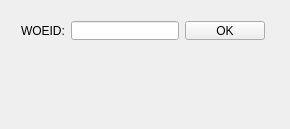
Above: mainwindow.ui from Geremia/Weather before the change. Below: the same form after it.
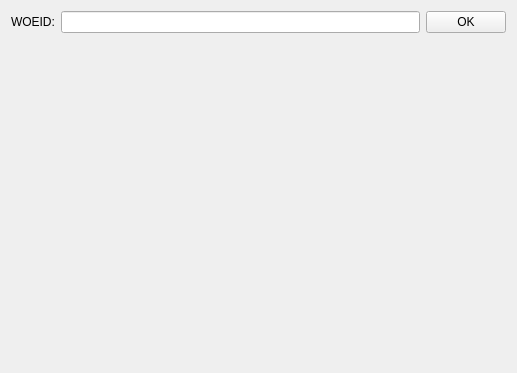
That is the form after the change.

Patch:
```diff
--- a/mainwindow.ui
+++ b/mainwindow.ui
@@ -6,23 +6,16 @@
    <rect>
     <x>0</x>
     <y>0</y>
-    <width>290</width>
-    <height>129</height>
+    <width>517</width>
+    <height>373</height>
    </rect>
   </property>
   <property name="windowTitle">
    <string>MainWindow</string>
   </property>
   <widget class="QWidget" name="centralWidget">
-   <widget class="QWidget" name="">
-    <property name="geometry">
-     <rect>
-      <x>10</x>
-      <y>10</y>
-      <width>266</width>
-      <height>106</height>
-     </rect>
-    </property>
+   <layout class="QGridLayout" name="gridLayout">
+    <item row="0" column="0">
     <layout class="QVBoxLayout" name="verticalLayout">
      <item>
       <layout class="QHBoxLayout" name="horizontalLayout">
@@ -34,7 +27,11 @@
         </widget>
        </item>
        <item>
-        <widget class="QLineEdit" name="woeidEdit"/>
+         <widget class="QLineEdit" name="woeidEdit">
+          <property name="clearButtonEnabled">
+           <bool>true</bool>
+          </property>
+         </widget>
        </item>
        <item>
         <widget class="QPushButton" name="okButton">
@@ -56,6 +53,23 @@
       <layout class="QHBoxLayout" name="horizontalLayout_2">
        <item>
         <widget class="QLabel" name="tempLabel">
+          <property name="minimumSize">
+           <size>
+            <width>100</width>
+            <height>0</height>
+           </size>
+          </property>
+          <property name="maximumSize">
+           <size>
+            <width>8</width>
+            <height>81</height>
+           </size>
+          </property>
+          <property name="font">
+           <font>
+            <pointsize>24</pointsize>
+           </font>
+          </property>
          <property name="text">
           <string/>
          </property>
@@ -94,7 +108,8 @@
       </widget>
      </item>
     </layout>
-   </widget>
+    </item>
+   </layout>
   </widget>
  </widget>
  <layoutdefault spacing="6" margin="11"/>
```
Left out of the diff: 23 changed lines with no effect on the pictures. Lines whose indentation alone changed are shown as unchanged.
